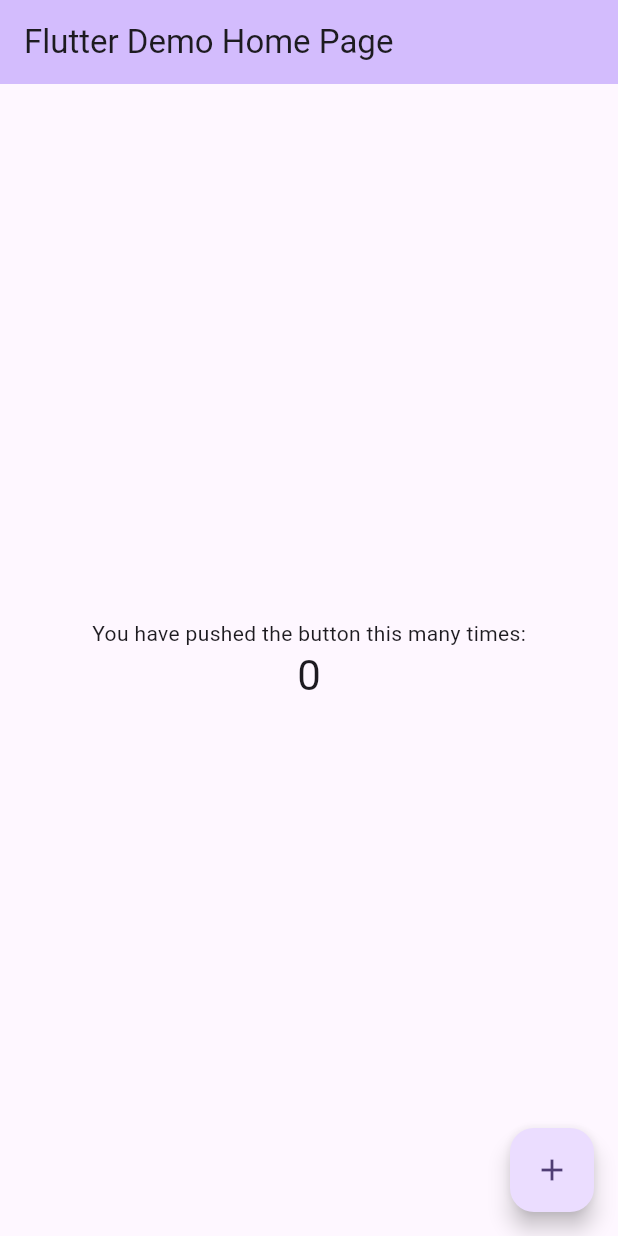
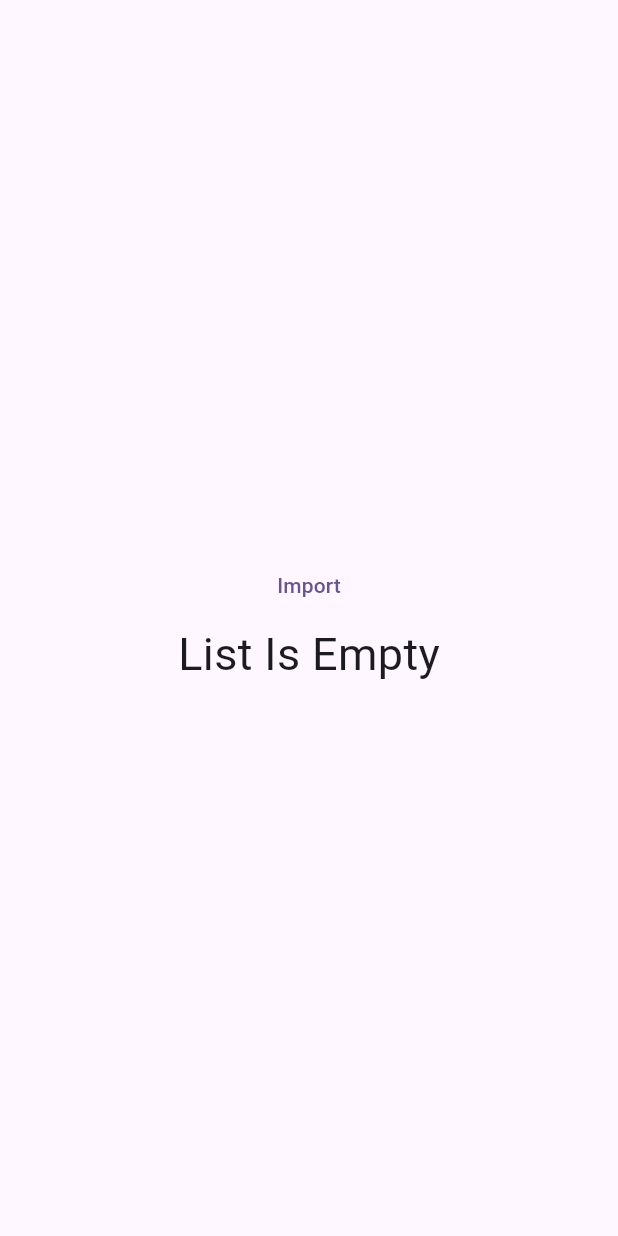
Before and after one commit to kunal-06/Music-Player, a Flutter app: the screen it shows after launch, on a phone screen of 412 x 824 dp. Run offline on Flutter 3.47's test engine with Material 3 defaults, Android fonts, the phone set to English and light mode, and no system bars; our stand-ins replace file_picker, fluttertoast, just_audio, permission_handler.

Commit message:
CHECKPOINT: Local song list retrival and display v1 completed

```diff
--- a/lib/main.dart
+++ b/lib/main.dart
@@ -1,125 +1,23 @@
 import 'package:flutter/material.dart';
+import 'package:music_player/HelloWord.dart';
 
+import 'package:music_player/test.dart';
 void main() {
-  runApp(const MyApp());
+  runApp(MyApp());
 }
 
 class MyApp extends StatelessWidget {
-  const MyApp({super.key});
+  MyApp({super.key});
 
-  // This widget is the root of your application.
   @override
   Widget build(BuildContext context) {
     return MaterialApp(
       title: 'Flutter Demo',
       theme: ThemeData(
-        // This is the theme of your application.
-        //
-        // TRY THIS: Try running your application with "flutter run". You'll see
-        // the application has a purple toolbar. Then, without quitting the app,
-        // try changing the seedColor in the colorScheme below to Colors.green
-        // and then invoke "hot reload" (save your changes or press the "hot
-        // reload" button in a Flutter-supported IDE, or press "r" if you used
-        // the command line to start the app).
-        //
-        // Notice that the counter didn't reset back to zero; the application
-        // state is not lost during the reload. To reset the state, use hot
-        // restart instead.
-        //
-        // This works for code too, not just values: Most code changes can be
-        // tested with just a hot reload.
         colorScheme: ColorScheme.fromSeed(seedColor: Colors.deepPurple),
         useMaterial3: true,
       ),
-      home: const MyHomePage(title: 'Flutter Demo Home Page'),
+      home: Test()
     );
   }
 }
-
-class MyHomePage extends StatefulWidget {
-  const MyHomePage({super.key, required this.title});
-
-  // This widget is the home page of your application. It is stateful, meaning
-  // that it has a State object (defined below) that contains fields that affect
-  // how it looks.
-
-  // This class is the configuration for the state. It holds the values (in this
-  // case the title) provided by the parent (in this case the App widget) and
-  // used by the build method of the State. Fields in a Widget subclass are
-  // always marked "final".
-
-  final String title;
-
-  @override
-  State<MyHomePage> createState() => _MyHomePageState();
-}
-
-class _MyHomePageState extends State<MyHomePage> {
-  int _counter = 0;
-
-  void _incrementCounter() {
-    setState(() {
-      // This call to setState tells the Flutter framework that something has
-      // changed in this State, which causes it to rerun the build method below
-      // so that the display can reflect the updated values. If we changed
-      // _counter without calling setState(), then the build method would not be
-      // called again, and so nothing would appear to happen.
-      _counter++;
-    });
-  }
-
-  @override
-  Widget build(BuildContext context) {
-    // This method is rerun every time setState is called, for instance as done
-    // by the _incrementCounter method above.
-    //
-    // The Flutter framework has been optimized to make rerunning build methods
-    // fast, so that you can just rebuild anything that needs updating rather
-    // than having to individually change instances of widgets.
-    return Scaffold(
-      appBar: AppBar(
-        // TRY THIS: Try changing the color here to a specific color (to
-        // Colors.amber, perhaps?) and trigger a hot reload to see the AppBar
-        // change color while the other colors stay the same.
-        backgroundColor: Theme.of(context).colorScheme.inversePrimary,
-        // Here we take the value from the MyHomePage object that was created by
-        // the App.build method, and use it to set our appbar title.
-        title: Text(widget.title),
-      ),
-      body: Center(
-        // Center is a layout widget. It takes a single child and positions it
-        // in the middle of the parent.
-        child: Column(
-          // Column is also a layout widget. It takes a list of children and
-          // arranges them vertically. By default, it sizes itself to fit its
-          // children horizontally, and tries to be as tall as its parent.
-          //
-          // Column has various properties to control how it sizes itself and
-          // how it positions its children. Here we use mainAxisAlignment to
-          // center the children vertically; the main axis here is the vertical
-          // axis because Columns are vertical (the cross axis would be
-          // horizontal).
-          //
-          // TRY THIS: Invoke "debug painting" (choose the "Toggle Debug Paint"
-          // action in the IDE, or press "p" in the console), to see the
-          // wireframe for each widget.
-          mainAxisAlignment: MainAxisAlignment.center,
-          children: <Widget>[
-            const Text(
-              'You have pushed the button this many times:',
-            ),
-            Text(
-              '$_counter',
-              style: Theme.of(context).textTheme.headlineMedium,
-            ),
-          ],
-        ),
-      ),
-      floatingActionButton: FloatingActionButton(
-        onPressed: _incrementCounter,
-        tooltip: 'Increment',
-        child: const Icon(Icons.add),
-      ), // This trailing comma makes auto-formatting nicer for build methods.
-    );
-  }
-}
--- /dev/null
+++ b/lib/test.dart
@@ -0,0 +1,67 @@
+import 'dart:io';
+
+import 'package:flutter/material.dart';
+import 'package:music_player/FilePicker.dart';
+import 'package:just_audio/just_audio.dart';
+import 'package:music_player/FilePicker.dart';
+
+class Test extends StatefulWidget {
+  Test({super.key});
+  late List<File> files=[];
+
+  @override
+  State<Test> createState() => _TestState();
+}
+
+class _TestState extends State<Test> {
+  final AudioPlayer _audioPlayer = AudioPlayer();
+  late String _localFilePath;
+
+
+  @override
+  Widget build(BuildContext context) {
+    return SafeArea(child:
+    Scaffold(
+        body: Center(
+          child: Column(
+            mainAxisAlignment: MainAxisAlignment.center,
+            children: <Widget>[
+              TextButton(
+                child: const Text("Import"),
+                onPressed: () async => {
+                  await pickAndPlayAudio().then((file)=>{
+                    setState(() {
+                      if(files!=null) {
+                        files!.addAll(file);
+                      }else{
+                        files=file;
+                      }
+                      print("--------------------------------------${files?.length}TT");
+                      print((files?.length !=null && files!.isNotEmpty));
+                    })
+                  })
+                },
+              ),
+              (files?.length !=null && files!.isNotEmpty) ? Expanded(child: ListView.builder(itemBuilder: (context, index) {
+                return ListTile(leading: Icon(Icons.music_note),title: Text(files![index].path.toString().split("/")[files![index].path.toString().split("/").length-1].replaceFirst(".mp3", "")));
+              },itemCount: files?.length,)):Center(child: Text("List Is Empty",style: TextStyle(fontSize: 30),),)
+            ],
+          ),
+        ))
+    );
+  }
+
+  void _pause() {
+    _audioPlayer.pause();
+  }
+
+  void _stop() {
+    _audioPlayer.stop();
+  }
+
+  @override
+  void dispose() {
+    _audioPlayer.dispose();
+    super.dispose();
+  }
+}
--- a/pubspec.yaml
+++ b/pubspec.yaml
@@ -30,7 +30,11 @@ environment:
 dependencies:
   flutter:
     sdk: flutter
-
+  just_audio: ^0.9.39
+  path_provider: ^2.0.12
+  permission_handler: ^10.2.0
+  file_picker: ^5.2.3
+  fluttertoast: ^8.2.6
 
   # The following adds the Cupertino Icons font to your application.
   # Use with the CupertinoIcons class for iOS style icons.
```
Also changed, not shown: lib/FilePicker.dart (added, +30 -0 lines), lib/HelloWord.dart (added, +11 -0 lines), pubspec.lock, 4 other files.
